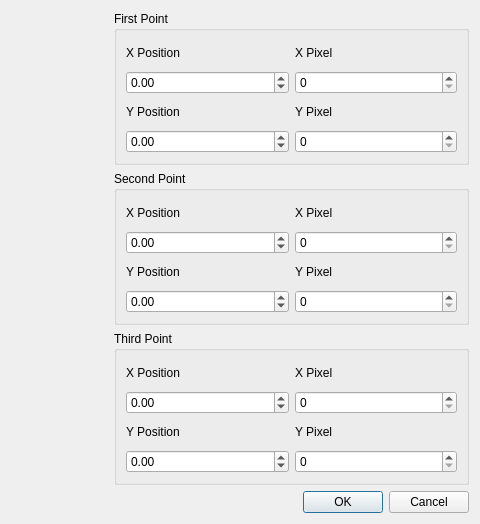
Qt form components/CameraPlatina/calibration.ui (FranciscoGauna/Microscopy-Program) before a commit; both pictures show x 259 to 739 and y 0 to 524 of the 739 by 524 pixel window.
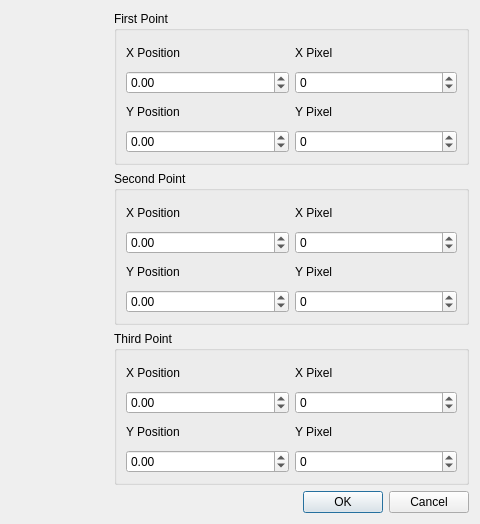
The same form after that commit.

Patch:
```diff
--- a/components/CameraPlatina/calibration.ui
+++ b/components/CameraPlatina/calibration.ui
@@ -91,6 +91,9 @@
           </item>
           <item row="1" column="1">
            <widget class="QSpinBox" name="x1_pixel_sb">
+            <property name="minimum">
+             <number>-1080</number>
+            </property>
             <property name="maximum">
              <number>1080</number>
             </property>
@@ -111,6 +114,9 @@
           </item>
           <item row="3" column="1">
            <widget class="QSpinBox" name="y1_pixel_sb">
+            <property name="minimum">
+             <number>-1080</number>
+            </property>
             <property name="maximum">
              <number>1080</number>
             </property>
@@ -160,6 +166,9 @@
           </item>
           <item row="1" column="1">
            <widget class="QSpinBox" name="x2_pixel_sb">
+            <property name="minimum">
+             <number>-1080</number>
+            </property>
             <property name="maximum">
              <number>1080</number>
             </property>
@@ -181,6 +190,9 @@
           </item>
           <item row="3" column="1">
            <widget class="QSpinBox" name="y2_pixel_sb">
+            <property name="minimum">
+             <number>-1080</number>
+            </property>
             <property name="maximum">
              <number>1080</number>
             </property>
@@ -231,6 +243,9 @@
           </item>
           <item row="1" column="1">
            <widget class="QSpinBox" name="x3_pixel_sb">
+            <property name="minimum">
+             <number>-1080</number>
+            </property>
             <property name="maximum">
              <number>1080</number>
             </property>
@@ -265,6 +280,9 @@
           </item>
           <item row="3" column="1">
            <widget class="QSpinBox" name="y3_pixel_sb">
+            <property name="minimum">
+             <number>-1080</number>
+            </property>
             <property name="maximum">
              <number>1080</number>
             </property>
```
